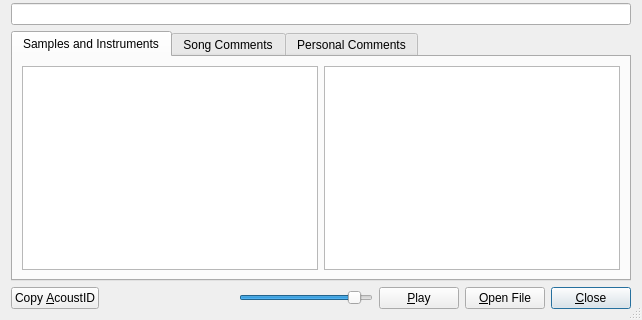
This is Mod Library/modinfo.ui in sagamusix/ModLibrary as Qt 5 draws it before an edit; both pictures show x 0 to 642 and y 170 to 490 of the 642 by 490 pixel window. The edited form follows.
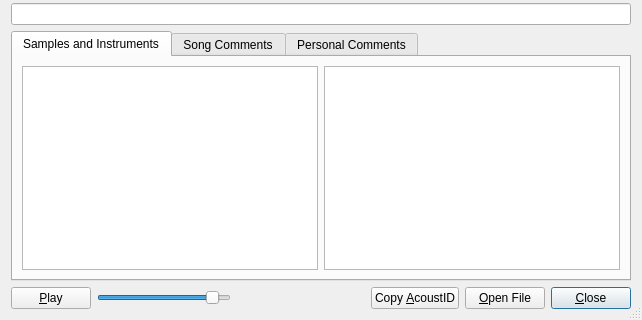
This is the edited form.

Diff of the .ui file:
```diff
--- a/Mod Library/modinfo.ui
+++ b/Mod Library/modinfo.ui
@@ -40,45 +40,6 @@
      </property>
      <item row="6" column="0">
       <layout class="QHBoxLayout" name="horizontalLayout_4">
-       <item>
-        <widget class="QPushButton" name="copyFingerprint">
-         <property name="text">
-          <string>Copy &amp;AcoustID</string>
-         </property>
-        </widget>
-       </item>
-       <item>
-        <spacer name="horizontalSpacer">
-         <property name="orientation">
-          <enum>Qt::Horizontal</enum>
-         </property>
-         <property name="sizeHint" stdset="0">
-          <size>
-           <width>40</width>
-           <height>20</height>
-          </size>
-         </property>
-        </spacer>
-       </item>
-       <item>
-        <widget class="QSlider" name="volumeSlider">
-         <property name="toolTip">
-          <string>Volume</string>
-         </property>
-         <property name="maximum">
-          <number>110</number>
-         </property>
-         <property name="value">
-          <number>100</number>
-         </property>
-         <property name="orientation">
-          <enum>Qt::Horizontal</enum>
-         </property>
-         <property name="invertedAppearance">
-          <bool>false</bool>
-         </property>
-        </widget>
-       </item>
        <item>
         <widget class="QPushButton" name="play">
          <property name="sizePolicy">
@@ -104,6 +65,45 @@
          </property>
         </widget>
        </item>
+       <item>
+        <widget class="QSlider" name="volumeSlider">
+         <property name="toolTip">
+          <string>Volume</string>
+         </property>
+         <property name="maximum">
+          <number>110</number>
+         </property>
+         <property name="value">
+          <number>100</number>
+         </property>
+         <property name="orientation">
+          <enum>Qt::Horizontal</enum>
+         </property>
+         <property name="invertedAppearance">
+          <bool>false</bool>
+         </property>
+        </widget>
+       </item>
+       <item>
+        <spacer name="horizontalSpacer">
+         <property name="orientation">
+          <enum>Qt::Horizontal</enum>
+         </property>
+         <property name="sizeHint" stdset="0">
+          <size>
+           <width>40</width>
+           <height>20</height>
+          </size>
+         </property>
+        </spacer>
+       </item>
+       <item>
+        <widget class="QPushButton" name="copyFingerprint">
+         <property name="text">
+          <string>Copy &amp;AcoustID</string>
+         </property>
+        </widget>
+       </item>
        <item>
         <widget class="QPushButton" name="openFile">
          <property name="sizePolicy">
```
Left out of the diff: 2 changed lines with no effect on the pictures.
